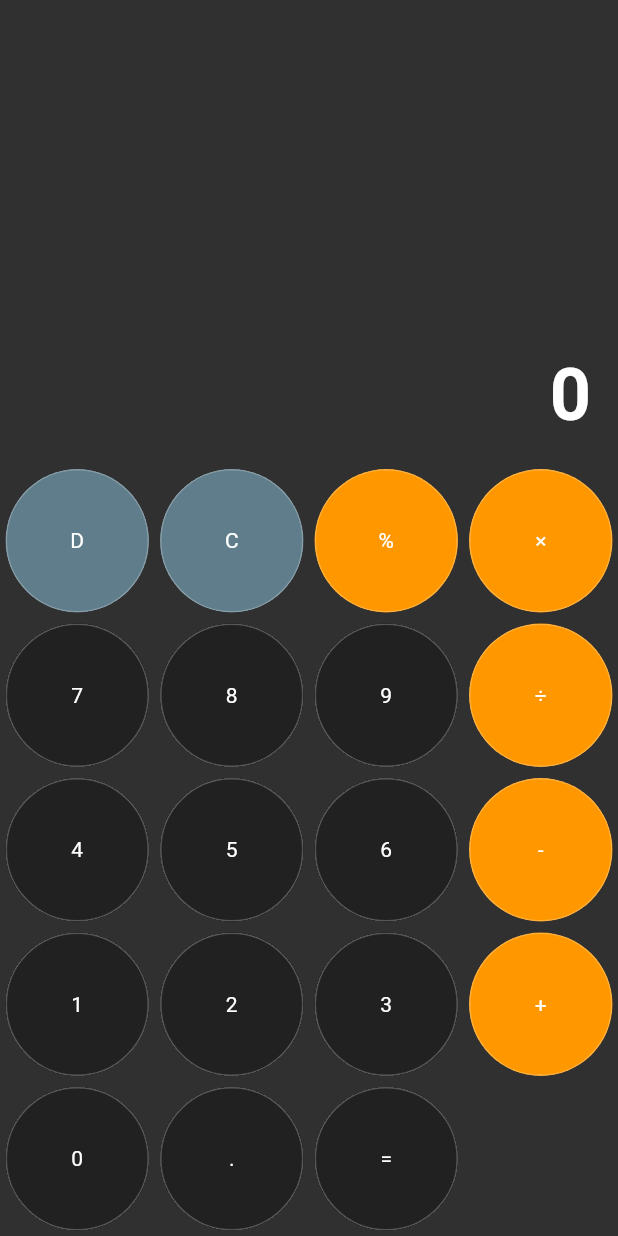
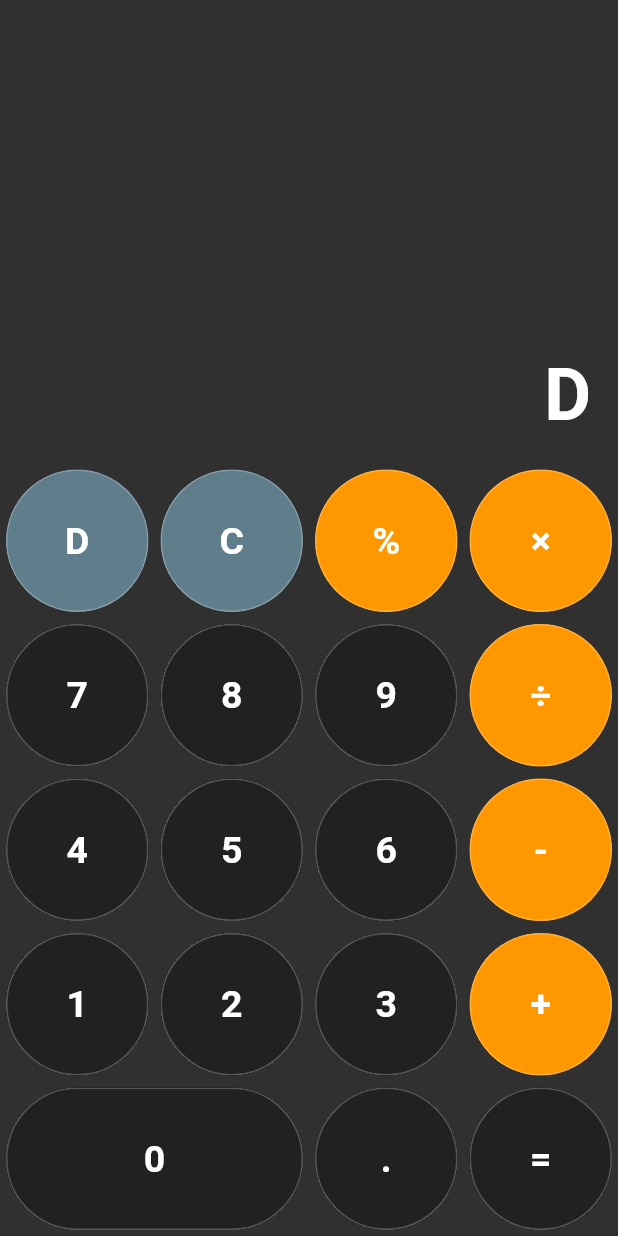
Before and after one commit to c4b1337/calculator-dart, a Flutter app: the screen it shows after launch, after a tap on an icon or button, on a phone screen of 412 x 824 dp. Run offline on Flutter 3.47's test engine with Material 2 defaults, Android fonts, the phone set to English and light mode, and no system bars.

Commit message:
-add minor fix, processing dot

```diff
--- a/lib/calculator_screen.dart
+++ b/lib/calculator_screen.dart
@@ -9,10 +9,13 @@ class CalculatorScreen extends StatefulWidget {
 }
 
 class _CalculatorScreenState extends State<CalculatorScreen> {
+  String number1 = ""; // . 0-9 numbers
+  String operand = ""; // + - * / %
+  String number2 = ""; // . 0-9 numbers
+
   @override
   Widget build(BuildContext context) {
-    final screen = MediaQuery.of(context).size;
-
+    final screenSize = MediaQuery.of(context).size;
     return Scaffold(
       body: SafeArea(
         bottom: false,
@@ -25,9 +28,11 @@ class _CalculatorScreenState extends State<CalculatorScreen> {
                 child: Container(
                   alignment: Alignment.bottomRight,
                   padding: const EdgeInsets.all(18),
-                  child: const Text(
-                    "0",
-                    style: TextStyle(
+                  child: Text(
+                    "$number1$operand$number2".isEmpty
+                        ? "0"
+                        : "$number1$operand$number2",
+                    style: const TextStyle(
                       fontSize: 48,
                       fontWeight: FontWeight.bold,
                     ),
@@ -42,8 +47,10 @@ class _CalculatorScreenState extends State<CalculatorScreen> {
               children: Btn.buttonValues
                   .map(
                     (value) => SizedBox(
-                      width: screen.width / 4,
-                      height: screen.width / 4,
+                      width: value == Btn.n0
+                          ? screenSize.width / 2
+                          : (screenSize.width / 4),
+                      height: screenSize.width / 4,
                       child: buildButton(value),
                     ),
                   )
@@ -57,14 +64,10 @@ class _CalculatorScreenState extends State<CalculatorScreen> {
 
   Widget buildButton(value) {
     return Padding(
-      padding: const EdgeInsets.all(3.7),
+      padding: const EdgeInsets.all(4.0),
       child: Material(
         clipBehavior: Clip.hardEdge,
-        color: [Btn.del, Btn.clr].contains(value)
-            ? Colors.blueGrey
-            : [Btn.subtract, Btn.add, Btn.multiply, Btn.divide, Btn.per].contains(value)
-                ? Colors.orange
-                : Colors.grey[900],
+        color: getBtnColor(value),
         shape: OutlineInputBorder(
           borderSide: const BorderSide(
             color: Colors.white24,
@@ -72,12 +75,51 @@ class _CalculatorScreenState extends State<CalculatorScreen> {
           borderRadius: BorderRadius.circular(100.0),
         ),
         child: InkWell(
-          onTap: () {},
+          onTap: () => onBtnTap(value),
           child: Center(
-            child: Text(value),
+            child: Text(
+              value,
+              style: const TextStyle(fontWeight: FontWeight.w600, fontSize: 25),
+            ),
           ),
         ),
       ),
     );
   }
+
+//On button tap.
+
+void onBtnTap (String value){
+
+  if (value!=Btn.dot&&int.tryParse(value)==null){
+    if(operand.isNotEmpty&&number2.isNotEmpty){
+
+    }
+    operand = value;
+  }else if (number1.isEmpty || operand.isEmpty){
+    if (value==Btn.dot && number1.contains(Btn.dot)) return;
+    if (value==Btn.dot && number1.isEmpty || number1==Btn.n0) {
+      value = "0.";
+    }
+    number1 += value;
+  }else if (number2.isEmpty || operand.isNotEmpty){
+    if (value==Btn.dot && number2.contains(Btn.dot)) return;
+    if (value==Btn.dot && number2.isEmpty || number2==Btn.n0) {
+      value = "0.";
+    }
+    number2 += value;
+
+  }
+
+  setState(() {});
 }
+
+  Color? getBtnColor(value) {
+    return [Btn.del, Btn.clr].contains(value)
+        ? Colors.blueGrey
+        : [Btn.subtract, Btn.add, Btn.multiply, Btn.divide, Btn.per]
+                .contains(value)
+            ? Colors.orange
+            : Colors.grey[900];
+  }
+}
```
